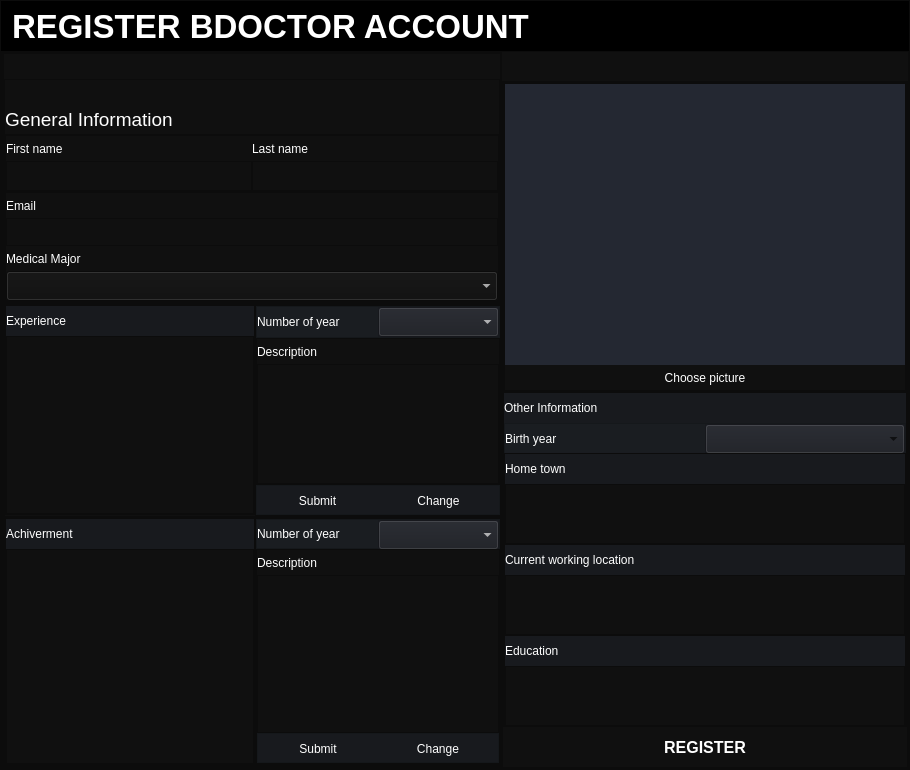
Qt form ui_Component/register/loginForm.ui (huyp26102000/BDoctor) before a commit.
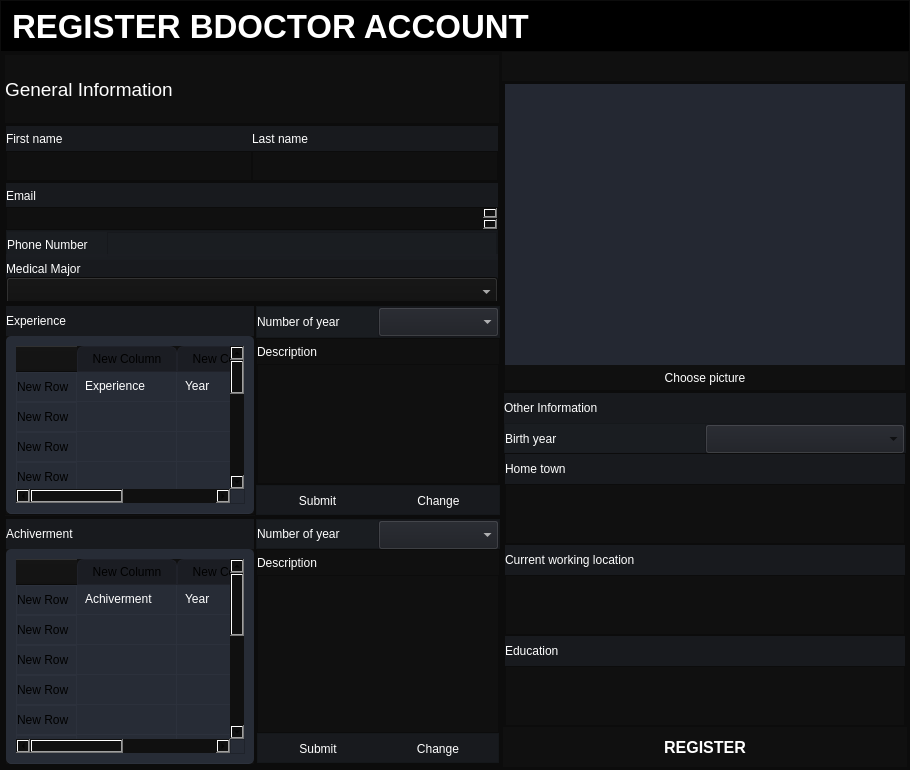
The same form after that commit. Icons and pictures are not drawn.

```diff
--- a/ui_Component/register/loginForm.ui
+++ b/ui_Component/register/loginForm.ui
@@ -266,7 +266,7 @@
              <property name="bottomMargin">
               <number>0</number>
              </property>
-             <item>
+             <item alignment="Qt::AlignBottom">
               <widget class="QFrame" name="frame_10">
                <property name="maximumSize">
                 <size>
@@ -301,13 +301,13 @@
                   <property name="minimumSize">
                    <size>
                     <width>0</width>
-                    <height>80</height>
+                    <height>70</height>
                    </size>
                   </property>
                   <property name="maximumSize">
                    <size>
                     <width>16777215</width>
-                    <height>30</height>
+                    <height>70</height>
                    </size>
                   </property>
                   <property name="frameShape">
@@ -419,7 +419,7 @@
                          </size>
                         </property>
                         <property name="styleSheet">
-                         <string notr="true">color: rgb(255, 255, 255);</string>
+                         <string notr="true">color: rgb(255, 255, 255); background-color: rgba(27, 29, 35, 200);</string>
                         </property>
                         <property name="text">
                          <string>First name</string>
@@ -435,7 +435,7 @@
                          </size>
                         </property>
                         <property name="styleSheet">
-                         <string notr="true">color: rgb(255, 255, 255);</string>
+                         <string notr="true">color: rgb(255, 255, 255); background-color: rgba(27, 29, 35, 200);</string>
                         </property>
                         <property name="text">
                          <string>Last name</string>
@@ -476,7 +476,7 @@
                      <property name="maximumSize">
                       <size>
                        <width>16777215</width>
-                       <height>250</height>
+                       <height>270</height>
                       </size>
                      </property>
                      <property name="frameShape">
@@ -510,7 +510,7 @@
                          </size>
                         </property>
                         <property name="styleSheet">
-                         <string notr="true">color: rgb(255, 255, 255);</string>
+                         <string notr="true">color: rgb(255, 255, 255); background-color: rgba(27, 29, 35, 200);</string>
                         </property>
                         <property name="text">
                          <string>Email</string>
@@ -524,16 +524,102 @@
                         </property>
                        </widget>
                       </item>
+                      <item>
+                       <widget class="QFrame" name="frame_9">
+                        <property name="minimumSize">
+                         <size>
+                          <width>0</width>
+                          <height>30</height>
+                         </size>
+                        </property>
+                        <property name="maximumSize">
+                         <size>
+                          <width>16777215</width>
+                          <height>30</height>
+                         </size>
+                        </property>
+                        <property name="styleSheet">
+                         <string notr="true">color: rgb(255, 255, 255); background-color: rgba(27, 29, 35, 200);</string>
+                        </property>
+                        <property name="frameShape">
+                         <enum>QFrame::StyledPanel</enum>
+                        </property>
+                        <property name="frameShadow">
+                         <enum>QFrame::Raised</enum>
+                        </property>
+                        <layout class="QHBoxLayout" name="horizontalLayout_12">
+                         <property name="spacing">
+                          <number>0</number>
+                         </property>
+                         <property name="leftMargin">
+                          <number>0</number>
+                         </property>
+                         <property name="topMargin">
+                          <number>0</number>
+                         </property>
+                         <property name="rightMargin">
+                          <number>0</number>
+                         </property>
+                         <property name="bottomMargin">
+                          <number>0</number>
+                         </property>
+                         <item>
+                          <widget class="QLabel" name="loginFrom_lbPhoneNumber">
+                           <property name="minimumSize">
+                            <size>
+                             <width>100</width>
+                             <height>25</height>
+                            </size>
+                           </property>
+                           <property name="maximumSize">
+                            <size>
+                             <width>16777215</width>
+                             <height>25</height>
+                            </size>
+                           </property>
+                           <property name="styleSheet">
+                            <string notr="true">color: rgb(255, 255, 255); background-color: rgba(27, 29, 35, 200);</string>
+                           </property>
+                           <property name="text">
+                            <string>Phone Number</string>
+                           </property>
+                          </widget>
+                         </item>
+                         <item>
+                          <widget class="QTextEdit" name="loginFrom_tbPhoneNumber">
+                           <property name="minimumSize">
+                            <size>
+                             <width>0</width>
+                             <height>25</height>
+                            </size>
+                           </property>
+                           <property name="maximumSize">
+                            <size>
+                             <width>16777215</width>
+                             <height>25</height>
+                            </size>
+                           </property>
+                          </widget>
+                         </item>
+                        </layout>
+                       </widget>
+                      </item>
                       <item>
                        <widget class="QLabel" name="loginFrom_lbMajor">
                         <property name="minimumSize">
                          <size>
                           <width>0</width>
-                          <height>25</height>
+                          <height>30</height>
+                         </size>
+                        </property>
+                        <property name="maximumSize">
+                         <size>
+                          <width>16777215</width>
+                          <height>30</height>
                          </size>
                         </property>
                         <property name="styleSheet">
-                         <string notr="true">color: rgb(255, 255, 255);</string>
+                         <string notr="true">color: rgb(255, 255, 255); background-color: rgba(27, 29, 35, 200);</string>
                         </property>
                         <property name="text">
                          <string>Medical Major</string>
@@ -690,10 +776,134 @@
                        </widget>
                       </item>
                       <item>
-                       <widget class="QTableView" name="loginFrom_ExList">
+                       <widget class="QTableWidget" name="loginFrom_ExList">
                         <property name="styleSheet">
-                         <string notr="true">color: rgb(255, 255, 255);</string>
+                         <string notr="true">QTableWidget {	
+	background-color: rgb(39, 44, 54);
+	color: rgb(255, 255, 255);
+	padding: 10px;
+	border-radius: 5px;
+	gridline-color: rgb(44, 49, 60);
+	border-bottom: 1px solid rgb(44, 49, 60);
+}
+QTableWidget::item{
+	border-color: rgb(44, 49, 60);
+	padding-left: 5px;
+	padding-right: 5px;
+	gridline-color: rgb(44, 49, 60);
+}
+QTableWidget::item:selected{
+	background-color: rgb(85, 170, 255);
+}
+QScrollBar:horizontal {
+    border: none;
+    background: rgb(52, 59, 72);
+    height: 14px;
+    margin: 0px 21px 0 21px;
+	border-radius: 0px;
+}
+ QScrollBar:vertical {
+	border: none;
+    background: rgb(52, 59, 72);
+    width: 14px;
+    margin: 21px 0 21px 0;
+	border-radius: 0px;
+ }
+QHeaderView::section{
+	Background-color: rgb(39, 44, 54);
+	max-width: 30px;
+	border: 1px solid rgb(44, 49, 60);
+	border-style: none;
+    border-bottom: 1px solid rgb(44, 49, 60);
+    border-right: 1px solid rgb(44, 49, 60);
+}
+QTableWidget::horizontalHeader {	
+	background-color: rgb(81, 255, 0);
+}
+QHeaderView::section:horizontal
+{
+    border: 1px solid rgb(32, 34, 42);
+	background-color: rgb(27, 29, 35);
+	padding: 3px;
+	border-top-left-radius: 7px;
+    border-top-right-radius: 7px;
+}
+QHeaderView::section:vertical
+{
+    border: 1px solid rgb(44, 49, 60);
+}
+</string>
                         </property>
+                        <row>
+                         <property name="text">
+                          <string>New Row</string>
+                         </property>
+                        </row>
+                        <row>
+                         <property name="text">
+                          <string>New Row</string>
+                         </property>
+                        </row>
+                        <row>
+                         <property name="text">
+                          <string>New Row</string>
+                         </property>
+                        </row>
+                        <row>
+                         <property name="text">
+                          <string>New Row</string>
+                         </property>
+                        </row>
+                        <row>
+                         <property name="text">
+                          <string>New Row</string>
+                         </property>
+                        </row>
+                        <row>
+                         <property name="text">
+                          <string>New Row</string>
+                         </property>
+                        </row>
+                        <row>
+                         <property name="text">
+                          <string>New Row</string>
+                         </property>
+                        </row>
+                        <row>
+                         <property name="text">
+                          <string>New Row</string>
+                         </property>
+                        </row>
+                        <row>
+                         <property name="text">
+                          <string>New Row</string>
+                         </property>
+                        </row>
+                        <row>
+                         <property name="text">
+                          <string>New Row</string>
+                         </property>
+                        </row>
+                        <column>
+                         <property name="text">
+                          <string>New Column</string>
+                         </property>
+                        </column>
+                        <column>
+                         <property name="text">
+                          <string>New Column</string>
+                         </property>
+                        </column>
+                        <item row="0" column="0">
+                         <property name="text">
+                          <string>Experience</string>
+                         </property>
+                        </item>
+                        <item row="0" column="1">
+                         <property name="text">
+                          <string>Year</string>
+                         </property>
+                        </item>
                        </widget>
                       </item>
                      </layout>
@@ -1013,7 +1223,7 @@
                        </widget>
                       </item>
                       <item>
-                       <widget class="QTableView" name="loginFrom_AchirveList">
+                       <widget class="QTableWidget" name="loginFrom_AchirveList">
                         <property name="minimumSize">
                          <size>
                           <width>0</width>
@@ -1027,8 +1237,142 @@
                          </size>
                         </property>
                         <property name="styleSheet">
-                         <string notr="true">color: rgb(255, 255, 255);</string>
+                         <string notr="true">QTableWidget {	
+	background-color: rgb(39, 44, 54);
+	color: rgb(255, 255, 255);
+	padding: 10px;
+	border-radius: 5px;
+	gridline-color: rgb(44, 49, 60);
+	border-bottom: 1px solid rgb(44, 49, 60);
+}
+QTableWidget::item{
+	border-color: rgb(44, 49, 60);
+	padding-left: 5px;
+	padding-right: 5px;
+	gridline-color: rgb(44, 49, 60);
+}
+QTableWidget::item:selected{
+	background-color: rgb(85, 170, 255);
+}
+QScrollBar:horizontal {
+    border: none;
+    background: rgb(52, 59, 72);
+    height: 14px;
+    margin: 0px 21px 0 21px;
+	border-radius: 0px;
+}
+ QScrollBar:vertical {
+	border: none;
+    background: rgb(52, 59, 72);
+    width: 14px;
+    margin: 21px 0 21px 0;
+	border-radius: 0px;
+ }
+QHeaderView::section{
+	Background-color: rgb(39, 44, 54);
+	max-width: 30px;
+	border: 1px solid rgb(44, 49, 60);
+	border-style: none;
+    border-bottom: 1px solid rgb(44, 49, 60);
+    border-right: 1px solid rgb(44, 49, 60);
+}
+QTableWidget::horizontalHeader {	
+	background-color: rgb(81, 255, 0);
+}
+QHeaderView::section:horizontal
+{
+    border: 1px solid rgb(32, 34, 42);
+	background-color: rgb(27, 29, 35);
+	padding: 3px;
+	border-top-left-radius: 7px;
+    border-top-right-radius: 7px;
+}
+QHeaderView::section:vertical
+{
+    border: 1px solid rgb(44, 49, 60);
+}
+</string>
                         </property>
+                        <row>
+                         <property name="text">
+                          <string>New Row</string>
+                         </property>
+                        </row>
+                        <row>
+                         <property name="text">
+                          <string>New Row</string>
+                         </property>
+                        </row>
+                        <row>
+                         <property name="text">
+                          <string>New Row</string>
+                         </property>
+                        </row>
+                        <row>
+                         <property name="text">
+                          <string>New Row</string>
+                         </property>
+                        </row>
+                        <row>
+                         <property name="text">
+                          <string>New Row</string>
+                         </property>
+                        </row>
+                        <row>
+                         <property name="text">
+                          <string>New Row</string>
+                         </property>
+                        </row>
+                        <row>
+                         <property name="text">
+                          <string>New Row</string>
+                         </property>
+                        </row>
+                        <row>
+                         <property name="text">
+                          <string>New Row</string>
+                         </property>
+                        </row>
+                        <row>
+                         <property name="text">
+                          <string>New Row</string>
+                         </property>
+                        </row>
+                        <row>
+                         <property name="text">
+                          <string>New Row</string>
+                         </property>
+                        </row>
+                        <row>
+                         <property name="text">
+                          <string>New Row</string>
+                         </property>
+                        </row>
+                        <row>
+                         <property name="text">
+                          <string>New Row</string>
+                         </property>
+                        </row>
+                        <column>
+                         <property name="text">
+                          <string>New Column</string>
+                         </property>
+                        </column>
+                        <column>
+                         <property name="text">
+                          <string>New Column</string>
+                         </property>
+                        </column>
+                        <item row="0" column="0">
+                         <property name="text">
+                          <string>Achiverment</string>
+                         </property>
+                        </item>
+                        <item row="0" column="1">
+                         <property name="text">
+                          <string>Year</string>
+                         </property>
+                        </item>
                        </widget>
                       </item>
                      </layout>
```
